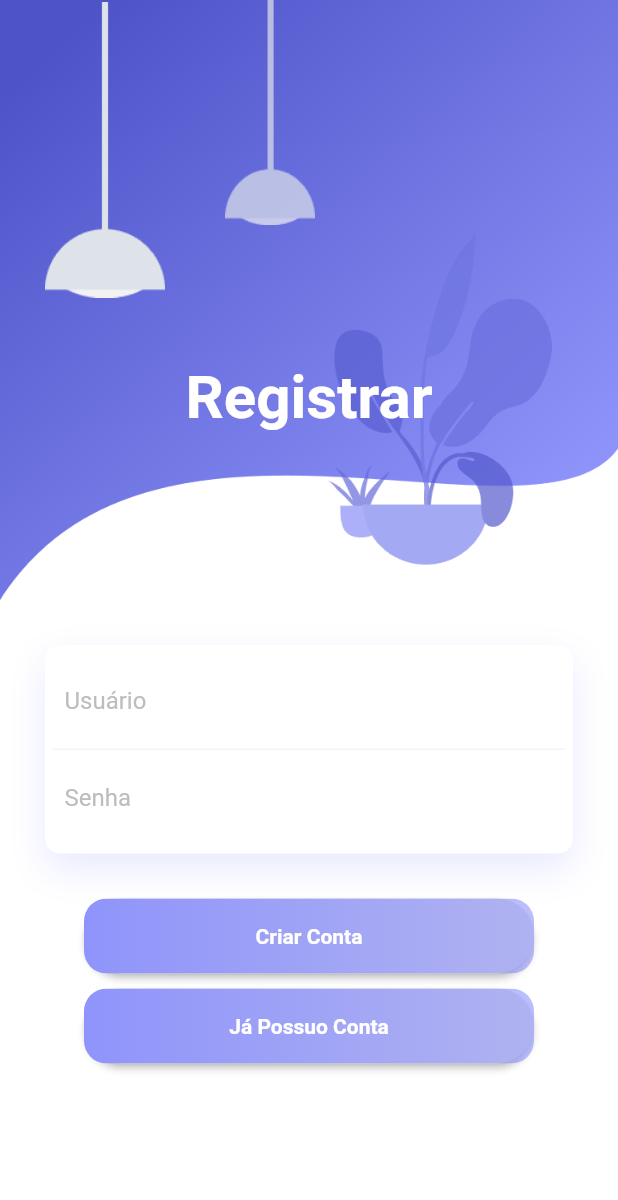
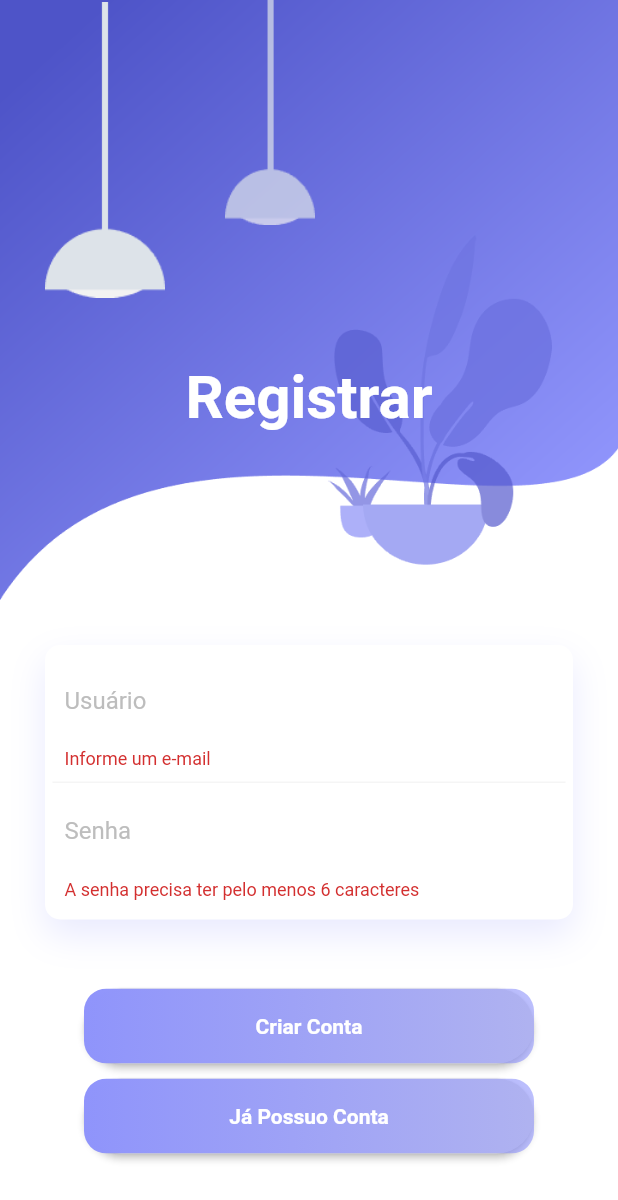
Before and after one commit to JonathanSias/firebase-project, a Flutter app: the Register screen opened directly, after a tap on "Criar Conta", on a phone screen of 412 x 824 dp. Shown: the top 1200 px of the screen. Run offline on Flutter 3.47's test engine with Material 2 defaults, Android fonts, the phone set to English and light mode, and no system bars; our stand-ins replace firebase_auth, flutter_svg, simple_animations; accounts and stored records are empty; network calls fail.

Commit message:
register with email & password

```diff
--- a/pstore/lib/screens/login/register.dart
+++ b/pstore/lib/screens/login/register.dart
@@ -12,9 +12,11 @@ class Register extends StatefulWidget {
 
 class _RegisterState extends State<Register> {
   final AuthService _auth = AuthService();
+  final _formKey = GlobalKey<FormState>();
   // text field state
   String email = '';
   String password = '';
+  String error = '';
   //
   @override
   Widget build(BuildContext context) {
@@ -82,6 +84,8 @@ class _RegisterState extends State<Register> {
                 ),
                 Padding(
                   padding: EdgeInsets.all(30.0),
+                  child: Form(
+                    key: _formKey,
                     child: Column(
                       children: <Widget>[
                         FadeAnimation(
@@ -111,6 +115,9 @@ class _RegisterState extends State<Register> {
                                           hintText: "Usuário",
                                           hintStyle: TextStyle(
                                               color: Colors.grey[400])),
+                                      validator: (val) => val.isEmpty
+                                          ? 'Informe um e-mail'
+                                          : null,
                                       onChanged: (val) {
                                         setState(() => email = val);
                                       }),
@@ -124,15 +131,26 @@ class _RegisterState extends State<Register> {
                                           hintText: "Senha",
                                           hintStyle: TextStyle(
                                               color: Colors.grey[400])),
+                                      validator: (val) => val.length < 6
+                                          ? 'A senha precisa ter pelo menos 6 caracteres'
+                                          : null,
                                       onChanged: (val) {
                                         setState(() => password = val);
                                       }),
                                 )
                               ],
                             ),
-                          )),
+                          ),
+                        ),
                         SizedBox(
-                        height: 30,
+                          height: 15,
+                        ),
+                        Text(
+                          error,
+                          style: TextStyle(color: Colors.red, fontSize: 14),
+                        ),
+                        SizedBox(
+                          height: 15,
                         ),
                         FadeAnimation(
                             2,
@@ -145,12 +163,14 @@ class _RegisterState extends State<Register> {
                                   ),
                                   padding: EdgeInsets.all(0.0),
                                   onPressed: () async {
-                                  dynamic result = await _auth.signInAnon();
+                                    if (_formKey.currentState.validate()) {
+                                      dynamic result = await _auth
+                                          .registerWithEmailAndPassword(
+                                              email, password);
                                       if (result == null) {
-                                    print('error sign in');
-                                  } else {
-                                    print('signed in');
-                                    print(result.uid);
+                                        setState(() => error =
+                                            'Por favor, informe um e-mail válido');
+                                      }
                                     }
                                   },
                                   child: Ink(
@@ -222,6 +242,7 @@ class _RegisterState extends State<Register> {
                         //     )),
                       ],
                     ),
+                  ),
                 )
               ],
             ),
--- a/pstore/lib/screens/wrapper.dart
+++ b/pstore/lib/screens/wrapper.dart
@@ -8,7 +8,9 @@ class Wrapper extends StatelessWidget {
   @override
   Widget build(BuildContext context) {
     final user = Provider.of<User>(context);
-    // return Authenticate();
+    // print(user);
+
+    // return either home or authenticate widget
     if (user == null) {
       return Authenticate();
     } else {
```
Also changed, not shown: pstore/lib/main.dart (+5 -10 lines), pstore/lib/screens/login/authenticate.dart (+3 -7 lines), pstore/lib/screens/login/login.dart (+5 -7 lines), pstore/lib/services/auth.dart (+15 -8 lines), pstore/pubspec.yaml (+51 -51 lines). Lines whose indentation alone changed are shown as unchanged.
